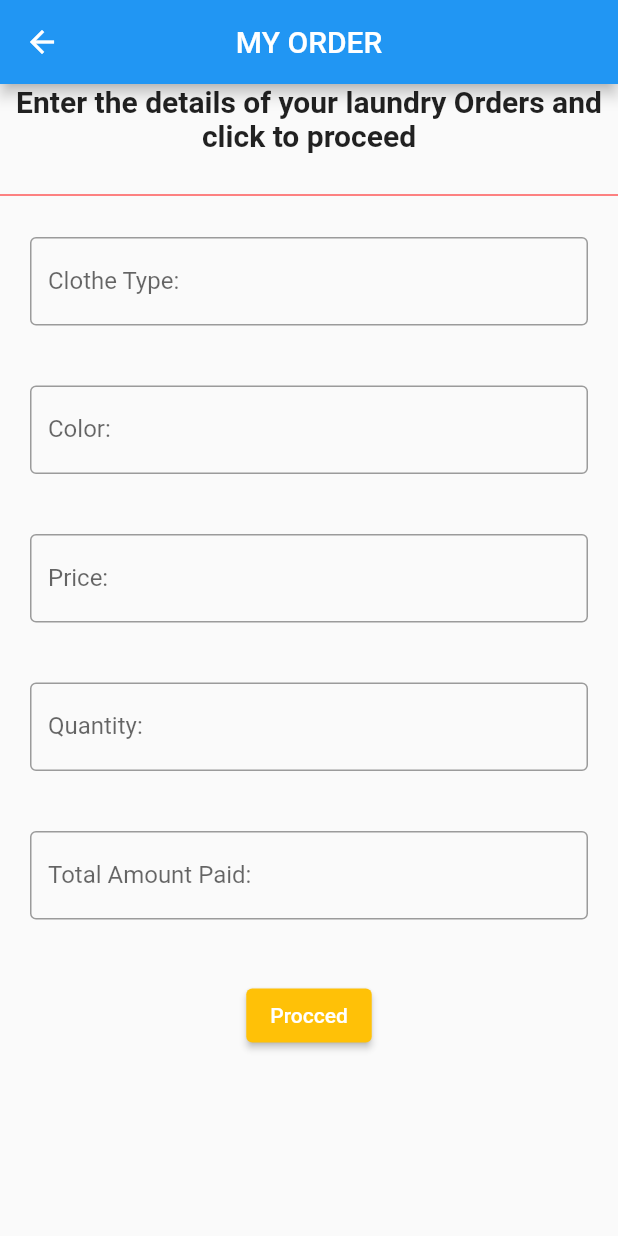
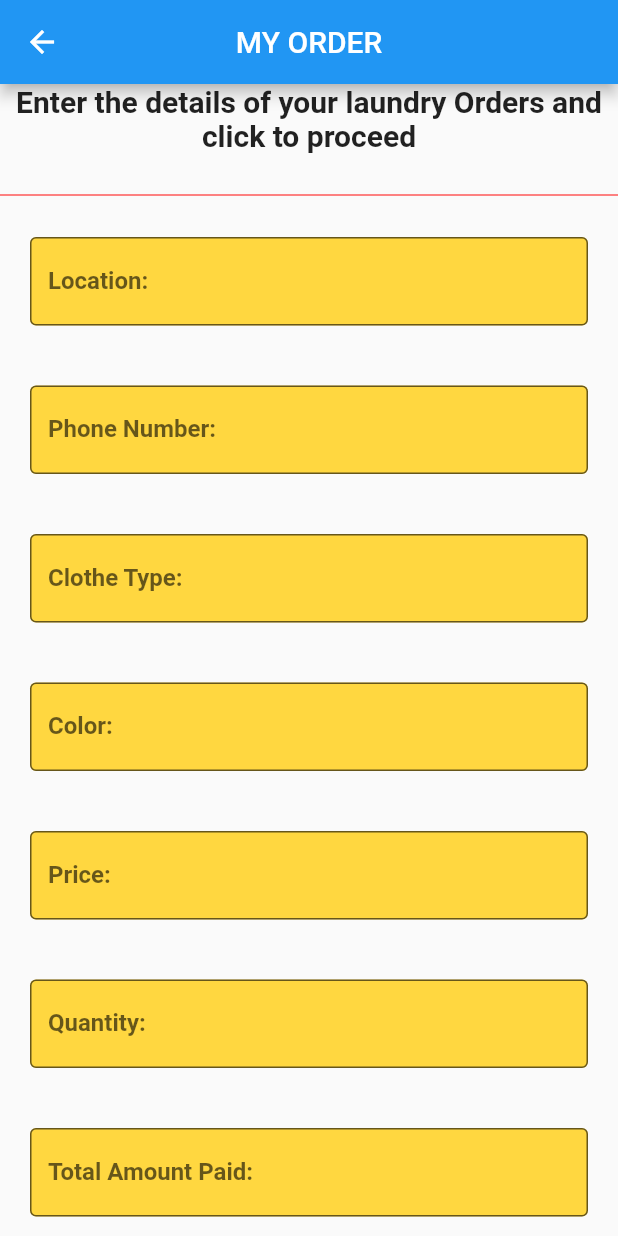
Before and after one commit to Ngozi-Loveth/ilundry, a Flutter app: the MyOrderState screen opened directly, on a phone screen of 412 x 824 dp. Run offline on Flutter 3.47's test engine with Material 2 defaults, Android fonts, the phone set to English and light mode, and no system bars.

Commit message:
commit 4

```diff
--- a/lib/homescreen.dart
+++ b/lib/homescreen.dart
@@ -7,13 +7,15 @@ class HomeScreen extends StatelessWidget {
 
   @override
   Widget build(BuildContext context) {
+
     return Scaffold(
         appBar: AppBar(
           centerTitle: true,
           title: const Text("iLundary"),
         ),
         drawer: const Drawer(),
-        body: Column(
+        body: SingleChildScrollView(
+          child: Column(
             children: <Widget>[
               const SizedBox(height: 20.5),
               // first text widget
@@ -68,6 +70,7 @@ class HomeScreen extends StatelessWidget {
                 ],
               )
             ],
+          ),
         ),
       );
   }
--- a/lib/main.dart
+++ b/lib/main.dart
@@ -10,7 +10,9 @@ class MyApp extends StatelessWidget {
 
   @override
   Widget build(BuildContext context) {
+
     return const MaterialApp(
+      debugShowCheckedModeBanner: false,
       home: HomeScreen());
   }
 }
--- a/lib/myorder.dart
+++ b/lib/myorder.dart
@@ -1,5 +1,8 @@
 
 import 'package:flutter/material.dart';
+import 'package:ilundry/orderdetails.dart';
+
+
 
 class MyOrderState extends StatefulWidget {
    const MyOrderState({Key?key}): super(key:key);
@@ -9,9 +12,17 @@ class MyOrderState extends StatefulWidget {
 }
 
 class _MyOrderStateState extends State<MyOrderState> {
-  get string => null;
 
-  get backgroundColor => null;
+
+  final TextEditingController location = TextEditingController();
+  final TextEditingController phoneNumber = TextEditingController();
+  final TextEditingController clothType = TextEditingController();
+  final TextEditingController color = TextEditingController();
+  final TextEditingController price = TextEditingController();
+  final TextEditingController quantity = TextEditingController();
+  final TextEditingController totalAmountPaid = TextEditingController();
+  final GlobalKey <FormState>_formkey = GlobalKey<FormState>();
+
 
   @override
   Widget build(BuildContext context) {
@@ -21,9 +32,11 @@ class _MyOrderStateState extends State<MyOrderState> {
 
         title: const Text("MY ORDER"),
         centerTitle: true,
+
       ),
       body: SingleChildScrollView(
-        child: Column(children: [
+        child: Column(
+          children: [
           const Text(
             "Enter the details of your laundry Orders and click to proceed",
             textAlign: TextAlign.center,
@@ -38,16 +51,94 @@ class _MyOrderStateState extends State<MyOrderState> {
           Container(
             margin: const EdgeInsets.all(20),
             child: TextFormField(
+              validator: (value) {
+                if(value == ""){
+                  return  "enter valid location";
+                }
+
+                return null;
+
+
+
+              },
+
+              controller: location,
               decoration: const InputDecoration(
+                labelStyle: TextStyle(fontWeight: FontWeight.bold),
+                filled: true,
+                fillColor: Colors.amberAccent,
+                  border: OutlineInputBorder(),
+                  labelText: "Location:",
+                  hintText: "e.g No. 1 Aduvie Close"),
+            ),
+          ),
+
+          Container(
+            margin: const EdgeInsets.all(20),
+            child: TextFormField(validator: (value) {
+                if(value == ""){
+                  return  "enter valid Phone Number";
+                }
+                return null;
+
+
+
+
+
+              },
+
+              controller: phoneNumber,
+              decoration: const InputDecoration(
+                labelStyle: TextStyle(fontWeight: FontWeight.bold),
+                filled: true,
+                fillColor: Colors.amberAccent,
+                  border: OutlineInputBorder(),
+                  labelText: "Phone Number:",
+                  hintText: "e.g 07065018606"),
+            ),
+          ),
+
+          Container(
+            margin: const EdgeInsets.all(20),
+            child: TextFormField( validator: (value) {
+                if(value == "Skirt"){
+                  return  "enter valid ClothType";
+                }
+                return null;
+
+
+
+
+              },
+              controller: clothType,
+              decoration: const InputDecoration(
+                labelStyle: TextStyle(fontWeight: FontWeight.bold),
+                filled: true,
+                fillColor: Colors.amberAccent,
                   border: OutlineInputBorder(),
                   labelText: "Clothe Type:",
                   hintText: "e.g T-Shirt"),
             ),
           ),
+
           Container(
             margin: const EdgeInsets.all(20),
             child: TextFormField(
+              validator: (value) {
+                if(value == ""){
+                  return  "enter valid Color";
+                }
+                return null;
+
+
+
+
+              },
+              controller: color,
               decoration: const InputDecoration(
+                labelStyle: TextStyle(fontWeight: FontWeight.bold),
+                filled: true,
+                fillColor: Colors.amberAccent,
                   border: OutlineInputBorder(),
                   labelText: "Color:",
                   hintText: "e.g Red or Green"),
@@ -55,8 +146,21 @@ class _MyOrderStateState extends State<MyOrderState> {
           ),
           Container(
             margin: const EdgeInsets.all(20),
-            child: TextFormField(
+            child: TextFormField(validator: (value) {
+                if(value == ""){
+                  return  "enter actual Price";
+                }
+                return null;
+
+
+
+
+              },
+              controller: price,
               decoration: const InputDecoration(
+                labelStyle: TextStyle(fontWeight: FontWeight.bold),
+                filled: true,
+                fillColor: Colors.amberAccent,
                   border: OutlineInputBorder(),
                   labelText: "Price:",
                   prefix:Text('₦')),
@@ -65,7 +169,21 @@ class _MyOrderStateState extends State<MyOrderState> {
           Container(
             margin: const EdgeInsets.all(20),
             child: TextFormField(
+              validator: (value) {
+                if(value == ""){
+                  return  "enter valid Quantity";
+                }
+                return null;
+
+
+
+
+              },
+              controller: quantity,
               decoration: const InputDecoration(
+                labelStyle: TextStyle(fontWeight: FontWeight.bold),
+                filled: true,
+                fillColor: Colors.amberAccent,
                   border: OutlineInputBorder(),
                   labelText: "Quantity:",
                   hintText: "e.g 5"),
@@ -74,26 +192,53 @@ class _MyOrderStateState extends State<MyOrderState> {
           Container(
             margin: const EdgeInsets.all(20),
             child: TextFormField(
+              validator: (value) {
+                if(value == ""){
+                  return  "Enter Correct Total Amount Paid";
+                }
+                return null;
+
+
+
+              },
+              controller: totalAmountPaid,
               decoration: const InputDecoration(
+                labelStyle: TextStyle(fontWeight: FontWeight.bold),
+                filled: true,
+                fillColor: Colors.amberAccent,
                   border: OutlineInputBorder(),
                   labelText: "Total Amount Paid:",
                   hintText: "e.g ₦5000"),
             ),
           ),
+
           const SizedBox(
             height: 20.0,
           ),
           ElevatedButton(
-              style: const ButtonStyle(
-                backgroundColor: MaterialStatePropertyAll<Color>(Colors.amber),
-              ),
-              onPressed: () {},
-              child: const Text("Procced"),
-              ),
 
-        ]
+              onPressed: () {
+            if (_formkey.currentState!.validate()) {
+
+
+                Navigator.push(
+                      context,
+                      MaterialPageRoute(builder: (context) {
+                        return OrderDetails(location: location.text, phoneNumber: phoneNumber.text, clothType: clothType.text,
+                        color: color.text, price: price.text, quantity: quantity.text, totalAmountPaid: totalAmountPaid.text,);
+
+
+                }),
+                    );
+}
+                  },
+
+              child: const Text("Proceed", style: TextStyle(fontWeight: FontWeight.bold),
+               ),
+               ),
+            ],
+          ),
         ),
-      ),
-    );
+      );
   }
-  }
+}
--- a/lib/place_order.dart
+++ b/lib/place_order.dart
@@ -9,11 +9,11 @@ class PlaceOrderState extends StatefulWidget {
 }
 
 class _PlaceOrderStateState extends State<PlaceOrderState> {
-  get string => null;
+
 
   @override
   Widget build(BuildContext context) {
-    String title;
+
     return SafeArea(
       child: Scaffold(
         appBar: AppBar( title: const Text("PLACE ORDER"),
```
Also changed, not shown: lib/orderdetails.dart (added, +68 -0 lines). Lines whose indentation alone changed are shown as unchanged.
